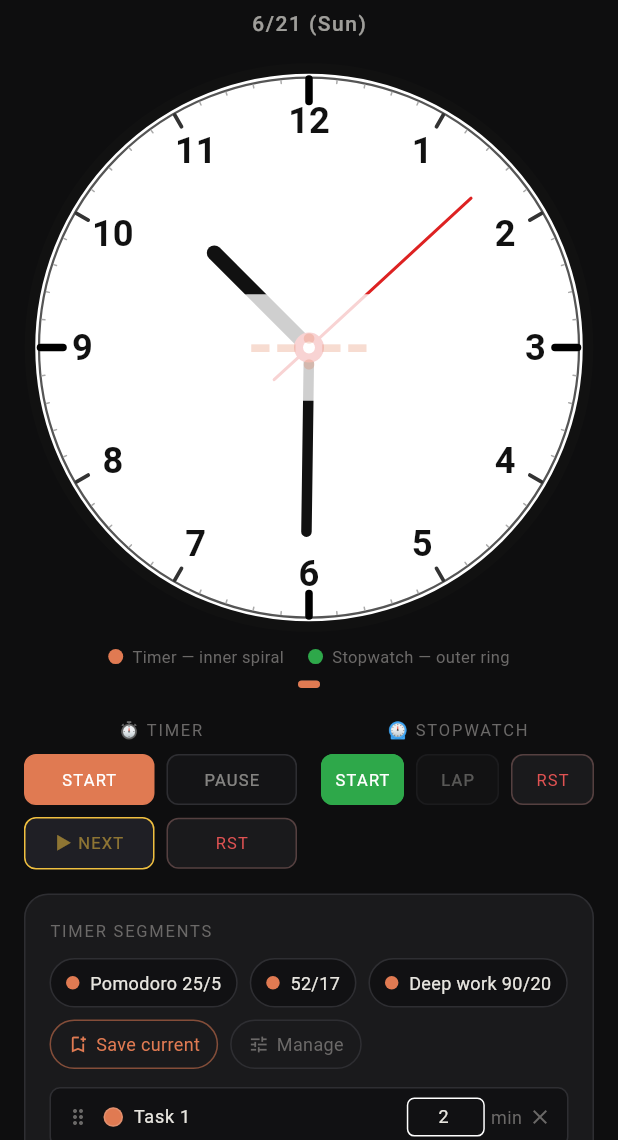
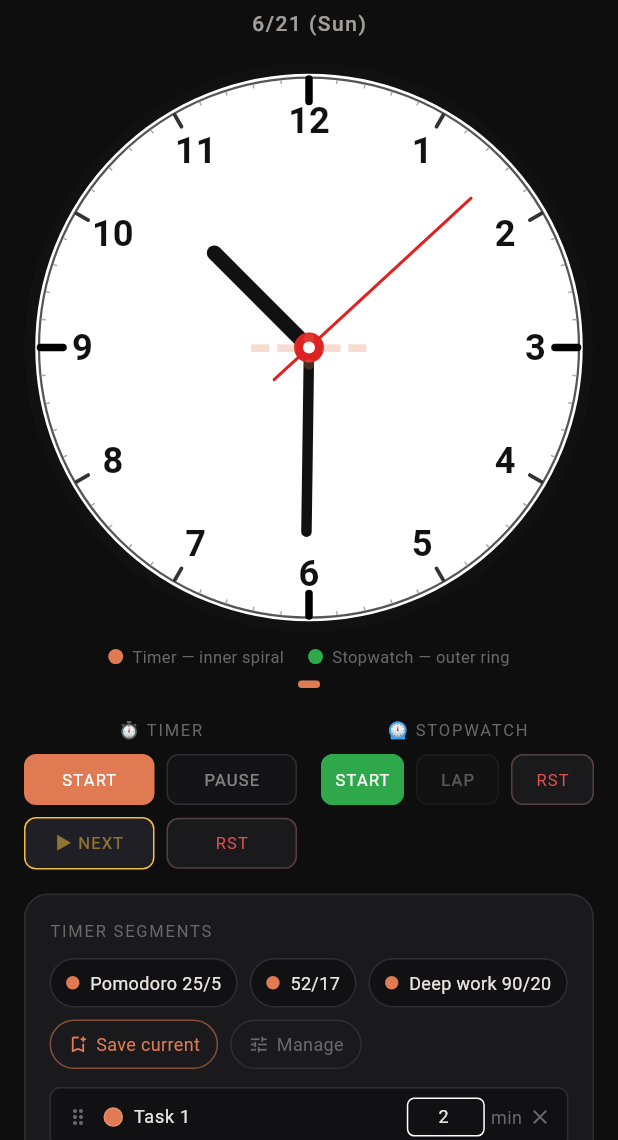
Before and after one commit to wonpyoJang/analog-timer, a Flutter app: the screen it shows after launch, on a phone screen of 412 x 824 dp, the part 96-1236 px from its top. Run offline on Flutter 3.47's test engine with Material 3 defaults, Android fonts, the phone set to English and light mode, and no system bars; our stand-ins replace equatable, flutter_bloc, shared_preferences; missing offline and left inert: desktop_multi_window, live_activities, local_notifier, screen_retriever, tray_manager, window_manager; Roboto replaces fonts that are missing (Pretendard).

Commit message:
fix: 시계 중앙 텍스트 배경 패널 제거 — 시계 면판 가림 방지
Co-Authored-By: Claude Sonnet 4.6 <noreply@anthropic.com>

```diff
--- a/flutter_app/lib/home_screen.dart
+++ b/flutter_app/lib/home_screen.dart
@@ -960,12 +960,6 @@ class _CenterInfo extends StatelessWidget {
         timerState.status == TimerStatus.paused;
 
     return IgnorePointer(
-      child: Container(
-        padding: const EdgeInsets.symmetric(horizontal: 10, vertical: 4),
-        decoration: BoxDecoration(
-          color: Colors.white.withAlpha(0xCC),
-          borderRadius: BorderRadius.circular(10),
-        ),
       child: Column(
         mainAxisSize: MainAxisSize.min,
         children: [
@@ -1014,7 +1008,6 @@ class _CenterInfo extends StatelessWidget {
               ),
             ),
         ],
-        ),
       ),
     );
   }
```
Also changed, not shown: flutter_app/lib/overlay/overlay_widget.dart (+0 -7 lines). Lines whose indentation alone changed are shown as unchanged.
